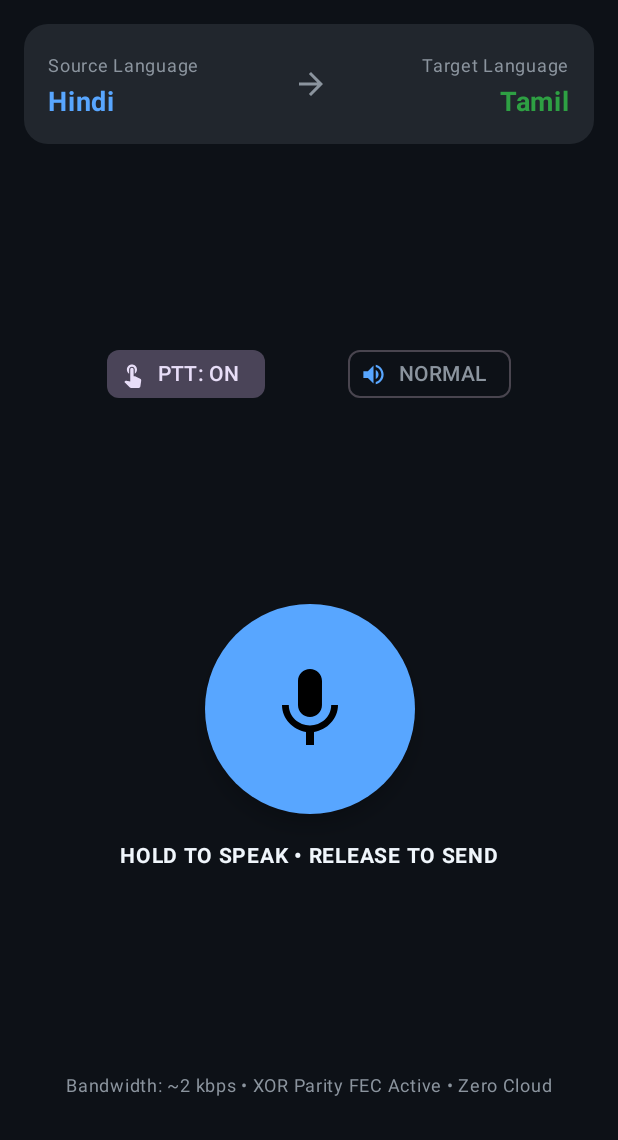
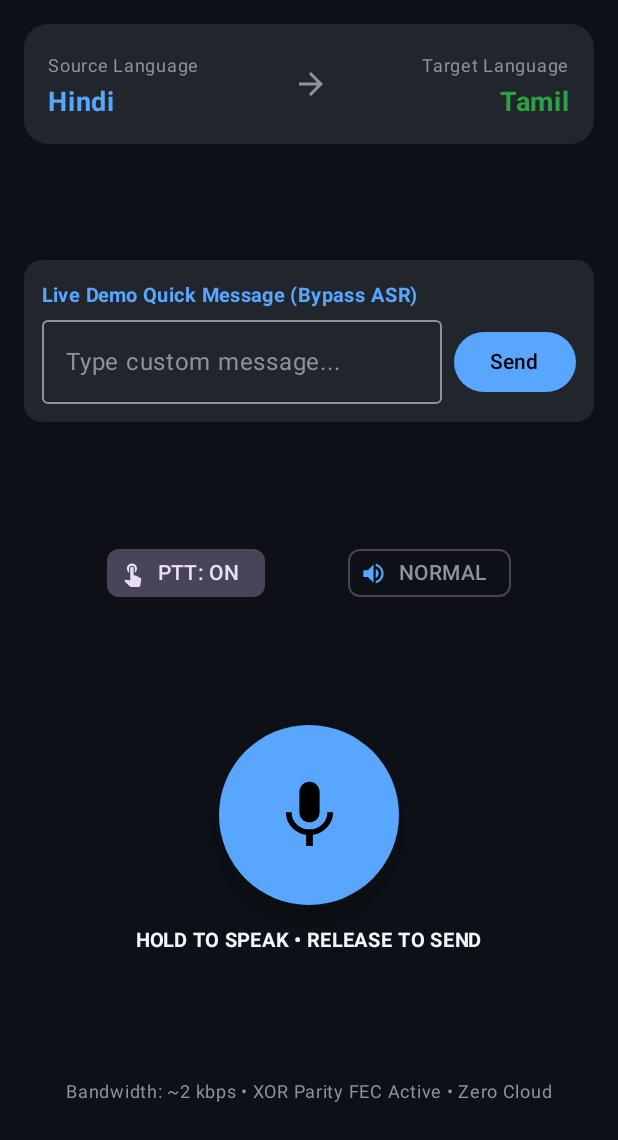
Before and after one commit to Agnesh06/iTantra, an Android app built with Jetpack Compose: the HomeScreen screen opened through its navigation route, on a phone screen of 412 x 824 dp, the part 96-1236 px from its top. Run offline under Robolectric (Android 15) with nearby library versions, the light colour scheme and no system bars; our stand-ins replace Room's generated code.

Commit message:
Added text communication support

```diff
--- a/app/src/main/java/com/itantra/app/di/AppContainer.kt
+++ b/app/src/main/java/com/itantra/app/di/AppContainer.kt
@@ -41,9 +41,9 @@ class AppContainer(val context: Context) {
 
     // AI Layer
     val vadManager: VadManager = SileroVadManager(appScope)
-    val asrManager: AsrManager = IndicConformerAsrManager()
-    val translationManager: TranslationManager = IndicTrans2TranslationManager()
-    val ttsManager: TtsManager = LocalTtsManager()
+    val asrManager: AsrManager = IndicConformerAsrManager(context)
+    val translationManager: TranslationManager = IndicTrans2TranslationManager(context)
+    val ttsManager: TtsManager = LocalTtsManager(context)
     val modelManager = ModelManager(context, modelPackDao)
 
     // Transport Layer
--- a/app/src/main/java/com/itantra/app/ui/screens/HomeScreen.kt
+++ b/app/src/main/java/com/itantra/app/ui/screens/HomeScreen.kt
@@ -37,6 +37,7 @@ fun HomeScreen(
     onPttPressRelease: () -> Unit,
     onHandsFreeToggle: () -> Unit,
     isHandsFreeActive: Boolean,
+    onSendCustomText: (String) -> Unit,
     onNavigateToConversation: () -> Unit,
     onNavigateToLanguagePacks: () -> Unit,
     onNavigateToDiagnostics: () -> Unit,
@@ -44,6 +45,7 @@ fun HomeScreen(
 ) {
     var sourceDropdownExpanded by remember { mutableStateOf(false) }
     var targetDropdownExpanded by remember { mutableStateOf(false) }
+    var customText by remember { mutableStateOf("") }
 
     Scaffold(
         topBar = {
@@ -166,6 +168,41 @@ fun HomeScreen(
                 }
             }
 
+            // Quick Demo Text Input (Bypasses offline ASR error 13 so you can send any message instantly)
+            Card(
+                modifier = Modifier.fillMaxWidth(),
+                colors = CardDefaults.cardColors(containerColor = MaterialTheme.colorScheme.surfaceVariant),
+                shape = RoundedCornerShape(12.dp)
+            ) {
+                Column(modifier = Modifier.padding(12.dp)) {
+                    Text("Live Demo Quick Message (Bypass ASR)", fontWeight = FontWeight.Bold, fontSize = 13.sp, color = MaterialTheme.colorScheme.primary)
+                    Spacer(modifier = Modifier.height(4.dp))
+                    Row(
+                        modifier = Modifier.fillMaxWidth(),
+                        horizontalArrangement = Arrangement.spacedBy(8.dp),
+                        verticalAlignment = Alignment.CenterVertically
+                    ) {
+                        OutlinedTextField(
+                            value = customText,
+                            onValueChange = { customText = it },
+                            placeholder = { Text("Type custom message...") },
+                            modifier = Modifier.weight(1f),
+                            singleLine = true
+                        )
+                        Button(
+                            onClick = {
+                                if (customText.isNotBlank()) {
+                                    onSendCustomText(customText.trim())
+                                    customText = ""
+                                }
+                            }
+                        ) {
+                            Text("Send")
+                        }
+                    }
+                }
+            }
+
             // Mode Controls
             Row(
                 modifier = Modifier.fillMaxWidth(),
@@ -216,7 +253,7 @@ fun HomeScreen(
                     color = micColor,
                     shadowElevation = 8.dp,
                     modifier = Modifier
-                        .size(140.dp)
+                        .size(120.dp)
                         .then(
                             if (isPttMode) {
                                 Modifier.pointerInteropFilter { motionEvent ->
@@ -242,17 +279,17 @@ fun HomeScreen(
                             imageVector = if (isPttMode) Icons.Default.Mic else (if (isHandsFreeActive) Icons.Default.Stop else Icons.Default.Mic),
                             contentDescription = "Microphone",
                             tint = Color.Black,
-                            modifier = Modifier.size(64.dp)
+                            modifier = Modifier.size(54.dp)
                         )
                     }
                 }
 
-                Spacer(modifier = Modifier.height(16.dp))
+                Spacer(modifier = Modifier.height(12.dp))
 
                 Text(
                     text = if (isPttMode) "HOLD TO SPEAK • RELEASE TO SEND" else (if (isHandsFreeActive) "LISTENING (VAD ACTIVE)" else "TAP TO START HANDS-FREE"),
                     fontWeight = FontWeight.Bold,
-                    fontSize = 14.sp,
+                    fontSize = 13.sp,
                     color = if (isAlertMode) AlertRed else MaterialTheme.colorScheme.onBackground
                 )
             }
@@ -261,7 +298,7 @@ fun HomeScreen(
             Row(
                 modifier = Modifier
                     .fillMaxWidth()
-                    .padding(bottom = 8.dp),
+                    .padding(bottom = 4.dp),
                 horizontalArrangement = Arrangement.Center
             ) {
                 Text(
```
Also changed, not shown: app/src/main/java/com/itantra/app/domain/ai/AsrManager.kt (+128 -15 lines), app/src/main/java/com/itantra/app/domain/ai/TranslationManager.kt (+52 -4 lines), app/src/main/java/com/itantra/app/domain/ai/TtsManager.kt (+80 -7 lines), app/src/main/java/com/itantra/app/ui/MainActivity.kt (+65 -0 lines).
